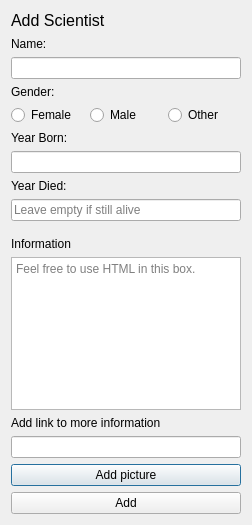
Old version of the form addscientistwindow.ui in the repository athenabjorg/sacr.
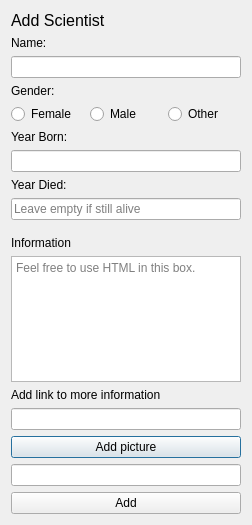
New version of the form.

The edit to the form file:
```diff
--- a/addscientistwindow.ui
+++ b/addscientistwindow.ui
@@ -199,6 +199,9 @@
      </property>
     </widget>
    </item>
+   <item>
+    <widget class="QLineEdit" name="inputImage"/>
+   </item>
    <item>
     <widget class="QPushButton" name="addButton">
      <property name="text">
```
